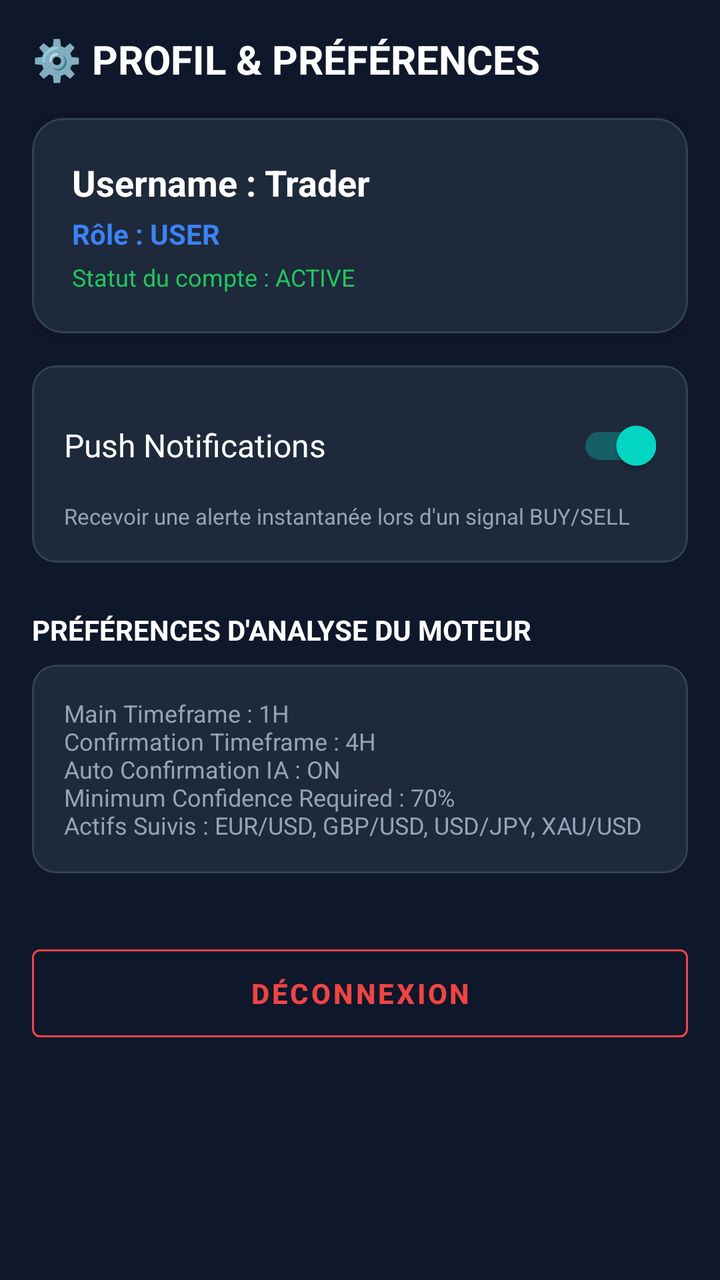
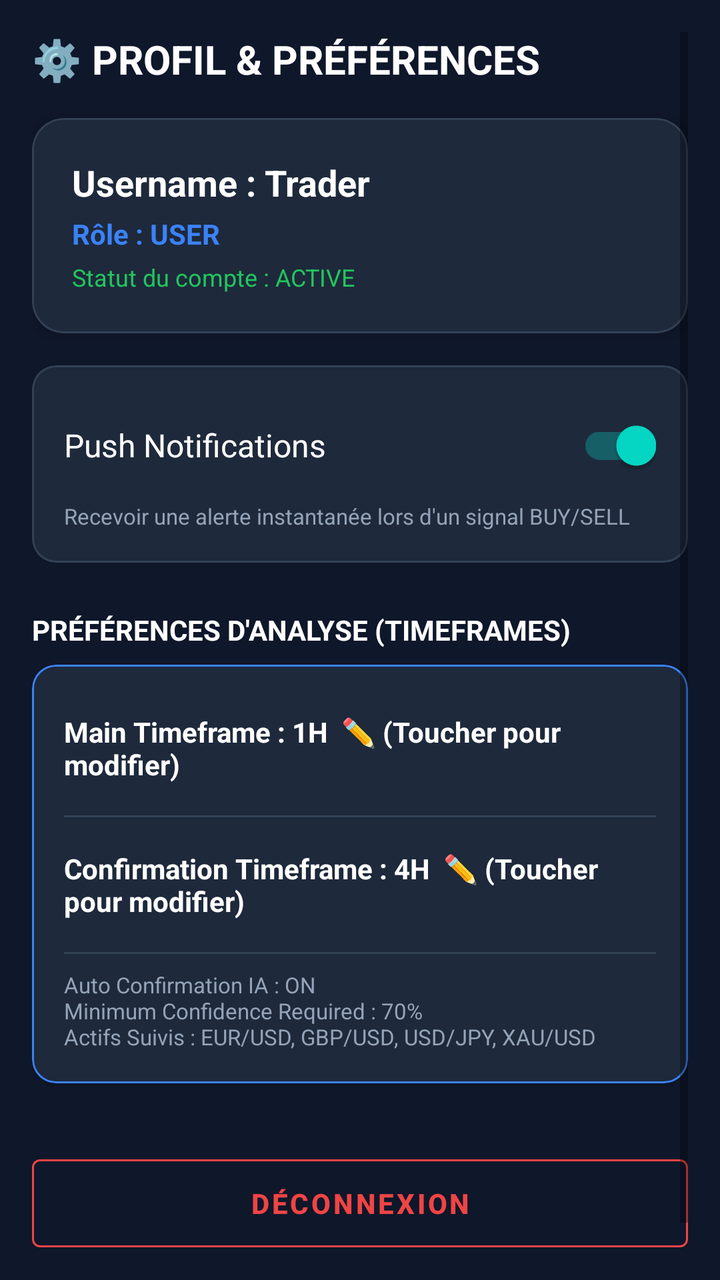

Compare the two renders of this Android layout. The source of the first and the diff that turns it into the second are given below.
<!-- AndroidManifest.xml: application theme Theme.TradeVisionAI -->
<!-- res/layout/fragment_profile.xml -->
<?xml version="1.0" encoding="utf-8"?>
<ScrollView xmlns:android="http://schemas.android.com/apk/res/android"
    xmlns:app="http://schemas.android.com/apk/res-auto"
    android:layout_width="match_parent"
    android:layout_height="match_parent"
    android:background="@color/bg_main"
    android:padding="16dp">

    <LinearLayout
        android:layout_width="match_parent"
        android:layout_height="wrap_content"
        android:orientation="vertical">

        <TextView
            android:layout_width="wrap_content"
            android:layout_height="wrap_content"
            android:text="⚙️ PROFIL &amp; PRÉFÉRENCES"
            android:textColor="@color/text_main"
            android:textSize="20sp"
            android:textStyle="bold" />

        <com.google.android.material.card.MaterialCardView
            android:layout_width="match_parent"
            android:layout_height="wrap_content"
            android:layout_marginTop="16dp"
            app:cardBackgroundColor="@color/bg_card"
            app:cardCornerRadius="16dp"
            app:cardElevation="4dp"
            app:strokeColor="@color/bg_border"
            app:strokeWidth="1dp">

            <LinearLayout
                android:layout_width="match_parent"
                android:layout_height="wrap_content"
                android:orientation="vertical"
                android:padding="20dp">

                <TextView
                    android:id="@+id/tvUsername"
                    android:layout_width="wrap_content"
                    android:layout_height="wrap_content"
                    android:text="Username : Trader"
                    android:textColor="@color/text_main"
                    android:textSize="18sp"
                    android:textStyle="bold" />

                <TextView
                    android:id="@+id/tvRole"
                    android:layout_width="wrap_content"
                    android:layout_height="wrap_content"
                    android:layout_marginTop="4dp"
                    android:text="Rôle : USER"
                    android:textColor="@color/admin_accent"
                    android:textSize="14sp"
                    android:textStyle="bold" />

                <TextView
                    android:id="@+id/tvStatus"
                    android:layout_width="wrap_content"
                    android:layout_height="wrap_content"
                    android:layout_marginTop="4dp"
                    android:text="Statut du compte : ACTIVE"
                    android:textColor="@color/signal_buy"
                    android:textSize="12sp" />

            </LinearLayout>
        </com.google.android.material.card.MaterialCardView>

        <com.google.android.material.card.MaterialCardView
            android:layout_width="match_parent"
            android:layout_height="wrap_content"
            android:layout_marginTop="16dp"
            app:cardBackgroundColor="@color/bg_card"
            app:cardCornerRadius="12dp"
            app:strokeColor="@color/bg_border"
            app:strokeWidth="1dp">

            <LinearLayout
                android:layout_width="match_parent"
                android:layout_height="wrap_content"
                android:orientation="vertical"
                android:padding="16dp">

                <androidx.appcompat.widget.SwitchCompat
                    android:id="@+id/switchNotifications"
                    android:layout_width="match_parent"
                    android:layout_height="wrap_content"
                    android:checked="true"
                    android:text="Push Notifications"
                    android:textColor="@color/text_main"
                    android:textSize="16sp" />

                <TextView
                    android:layout_width="wrap_content"
                    android:layout_height="wrap_content"
                    android:layout_marginTop="4dp"
                    android:text="Recevoir une alerte instantanée lors d'un signal BUY/SELL"
                    android:textColor="@color/text_secondary"
                    android:textSize="11sp" />

            </LinearLayout>
        </com.google.android.material.card.MaterialCardView>

        <TextView
            android:layout_width="wrap_content"
            android:layout_height="wrap_content"
            android:layout_marginTop="24dp"
            android:text="PRÉFÉRENCES D'ANALYSE DU MOTEUR"
            android:textColor="@color/text_main"
            android:textSize="14sp"
            android:textStyle="bold" />

        <com.google.android.material.card.MaterialCardView
            android:layout_width="match_parent"
            android:layout_height="wrap_content"
            android:layout_marginTop="8dp"
            app:cardBackgroundColor="@color/bg_card"
            app:cardCornerRadius="12dp"
            app:strokeColor="@color/bg_border"
            app:strokeWidth="1dp">

            <TextView
                android:layout_width="match_parent"
                android:layout_height="wrap_content"
                android:padding="16dp"
                android:text="Main Timeframe : 1H\nConfirmation Timeframe : 4H\nAuto Confirmation IA : ON\nMinimum Confidence Required : 70%\nActifs Suivis : EUR/USD, GBP/USD, USD/JPY, XAU/USD"
                android:textColor="@color/text_secondary"
                android:textSize="12sp" />
        </com.google.android.material.card.MaterialCardView>

        <com.google.android.material.button.MaterialButton
            android:id="@+id/btnLogout"
            style="?attr/materialButtonOutlinedStyle"
            android:layout_width="match_parent"
            android:layout_height="56dp"
            android:layout_marginTop="32dp"
            android:layout_marginBottom="24dp"
            android:text="DÉCONNEXION"
            android:textColor="@color/signal_sell"
            android:textStyle="bold"
            app:strokeColor="@color/signal_sell" />

    </LinearLayout>
</ScrollView>
<!-- resources referenced by this layout -->
<resources>
  <color name="admin_accent">#3B82F6</color>
  <color name="bg_border">#334155</color>
  <color name="bg_card">#1E293B</color>
  <color name="bg_main">#0F172A</color>
  <color name="signal_buy">#22C55E</color>
  <color name="signal_sell">#EF4444</color>
  <color name="text_main">#FFFFFF</color>
  <color name="text_secondary">#94A3B8</color>
  <style name="Theme.TradeVisionAI" parent="Theme.MaterialComponents.DayNight.NoActionBar">
          
          
          <item name="colorPrimary">@color/admin_accent</item>
          <item name="colorOnPrimary">@color/text_main</item>
          <item name="android:windowBackground">@color/bg_main</item>
          <item name="colorSurface">@color/bg_card</item>
          <item name="colorOnSurface">@color/text_main</item>
  
          
          <item name="android:statusBarColor">@color/bg_main</item>
          <item name="android:windowLightStatusBar">false</item>
          
      </style>
</resources>

<!-- the commit's change to res/layout/fragment_profile.xml (unified diff, before → after) -->
@@ -105,7 +105,7 @@
             android:layout_width="wrap_content"
             android:layout_height="wrap_content"
             android:layout_marginTop="24dp"
-            android:text="PRÉFÉRENCES D'ANALYSE DU MOTEUR"
+            android:text="PRÉFÉRENCES D'ANALYSE (TIMEFRAMES)"
             android:textColor="@color/text_main"
             android:textSize="14sp"
             android:textStyle="bold" />
@@ -116,16 +116,55 @@
             android:layout_marginTop="8dp"
             app:cardBackgroundColor="@color/bg_card"
             app:cardCornerRadius="12dp"
-            app:strokeColor="@color/bg_border"
+            app:strokeColor="@color/admin_accent"
             app:strokeWidth="1dp">
 
-            <TextView
+            <LinearLayout
                 android:layout_width="match_parent"
                 android:layout_height="wrap_content"
-                android:padding="16dp"
-                android:text="Main Timeframe : 1H\nConfirmation Timeframe : 4H\nAuto Confirmation IA : ON\nMinimum Confidence Required : 70%\nActifs Suivis : EUR/USD, GBP/USD, USD/JPY, XAU/USD"
-                android:textColor="@color/text_secondary"
-                android:textSize="12sp" />
+                android:orientation="vertical"
+                android:padding="16dp">
+
+                <TextView
+                    android:id="@+id/tvMainTf"
+                    android:layout_width="match_parent"
+                    android:layout_height="wrap_content"
+                    android:paddingVertical="8dp"
+                    android:text="Main Timeframe : 1H  ✏️ (Toucher pour modifier)"
+                    android:textColor="@color/text_main"
+                    android:textSize="14sp"
+                    android:textStyle="bold" />
+
+                <View
+                    android:layout_width="match_parent"
+                    android:layout_height="1dp"
+                    android:layout_marginVertical="8dp"
+                    android:background="@color/bg_border" />
+
+                <TextView
+                    android:id="@+id/tvConfirmTf"
+                    android:layout_width="match_parent"
+                    android:layout_height="wrap_content"
+                    android:paddingVertical="8dp"
+                    android:text="Confirmation Timeframe : 4H  ✏️ (Toucher pour modifier)"
+                    android:textColor="@color/text_main"
+                    android:textSize="14sp"
+                    android:textStyle="bold" />
+
+                <View
+                    android:layout_width="match_parent"
+                    android:layout_height="1dp"
+                    android:layout_marginVertical="8dp"
+                    android:background="@color/bg_border" />
+
+                <TextView
+                    android:layout_width="match_parent"
+                    android:layout_height="wrap_content"
+                    android:text="Auto Confirmation IA : ON\nMinimum Confidence Required : 70%\nActifs Suivis : EUR/USD, GBP/USD, USD/JPY, XAU/USD"
+                    android:textColor="@color/text_secondary"
+                    android:textSize="11sp" />
+
+            </LinearLayout>
         </com.google.android.material.card.MaterialCardView>
 
         <com.google.android.material.button.MaterialButton
